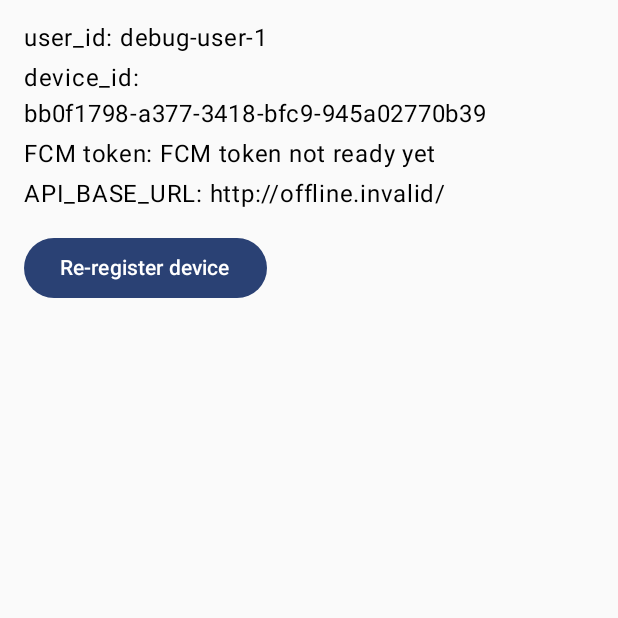
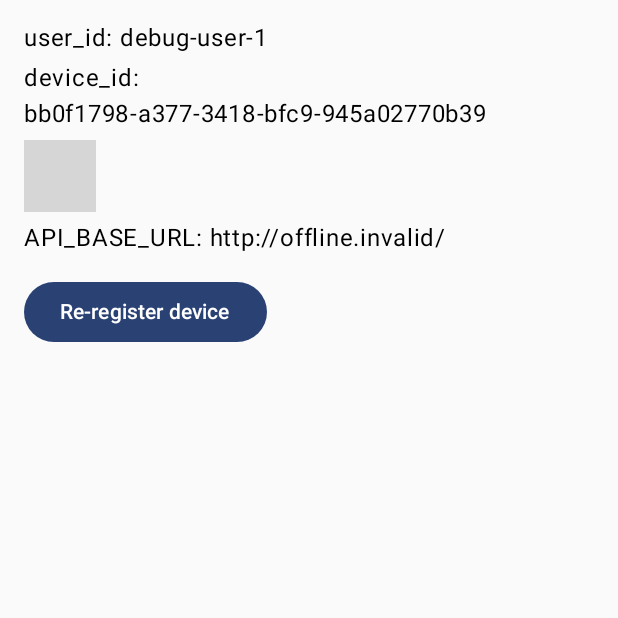
Before and after one commit to Pennyworths/FCM-Tutorial, an Android app built with Jetpack Compose: the screen it shows after launch (MainActivity), on a phone screen of 412 x 824 dp, the top half of it. Run offline under Robolectric (Android 15) with nearby library versions, the phone set to English and light mode, and no system bars; 1 statement that could not run was skipped; grey boxes are pictures that could not be loaded.

Commit message:
remove unuseful sentence

```diff
--- a/android/app/src/main/java/com/example/fcmplayground/MainActivity.kt
+++ b/android/app/src/main/java/com/example/fcmplayground/MainActivity.kt
@@ -155,9 +155,6 @@
     initialFcmToken: String?,
     onReRegisterClick: (String) -> Unit,   //
 ) {
-    var fcmToken by remember {
-        mutableStateOf(initialFcmToken ?: "FCM token not ready yet")
-    }
 
     Column(
         modifier = Modifier
```
